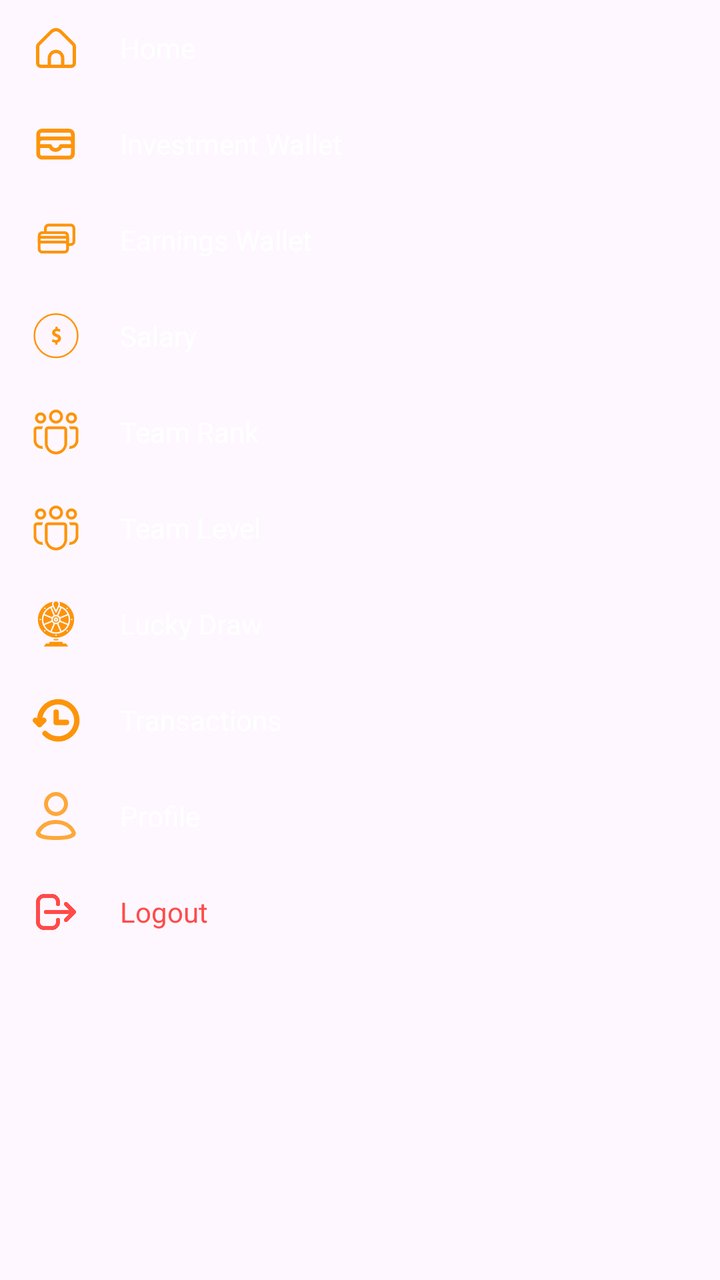
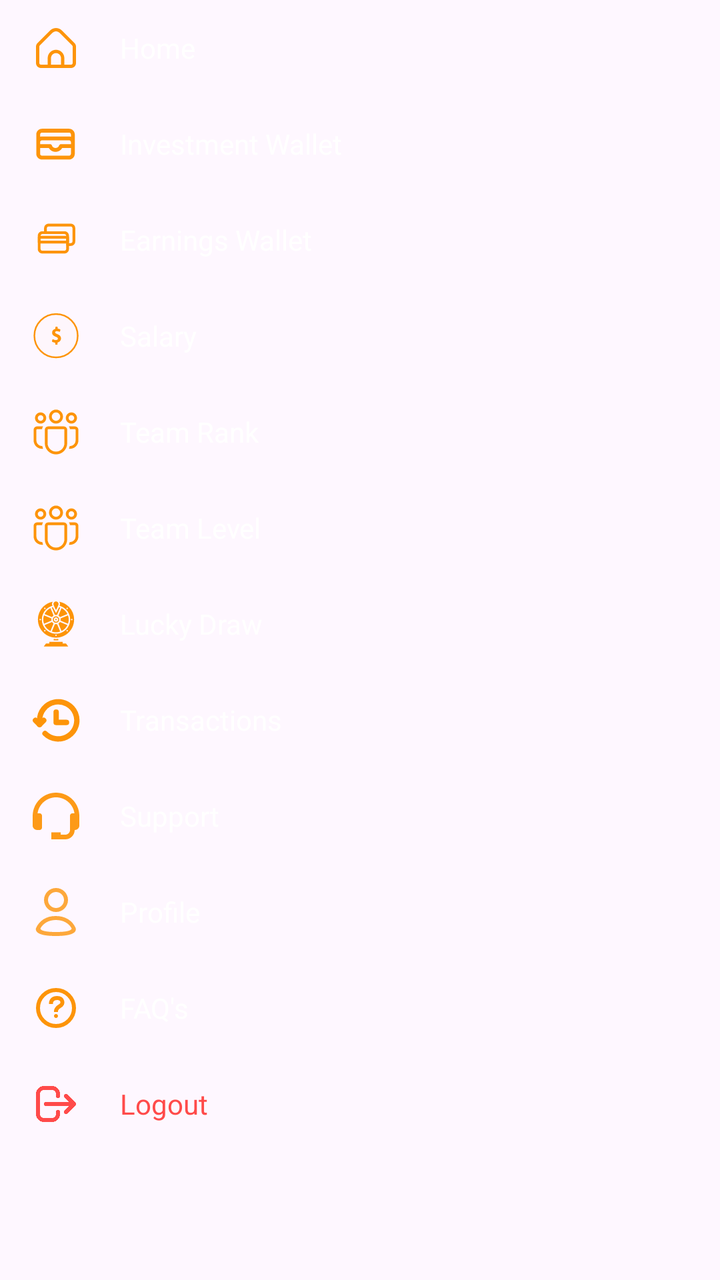

Screens rendered from an Android XML layout before and after an edit, with the pre-edit source and the edit as a unified diff.
<!-- AndroidManifest.xml: application theme Theme.Bitbloom -->
<!-- res/layout/item_drawer_menu.xml -->
<LinearLayout xmlns:android="http://schemas.android.com/apk/res/android"
    xmlns:app="http://schemas.android.com/apk/res-auto"
    android:layout_width="match_parent"
    android:layout_height="wrap_content"

    android:layout_marginTop="30dp"
    android:background="@android:color/transparent"
    android:orientation="vertical">

    
    <LinearLayout
        android:id="@+id/menuHome"
        android:layout_width="match_parent"
        android:layout_height="wrap_content"
        android:background="?attr/selectableItemBackground"
        android:clickable="true"
        android:focusable="true"
        android:gravity="center_vertical"
        android:orientation="horizontal"
        android:paddingHorizontal="16dp"
        android:paddingVertical="12dp">

        <ImageView
            android:layout_width="24dp"
            android:layout_height="24dp"
            android:padding="2dp"
            android:src="@drawable/ic_home" />

        <TextView
            android:layout_width="wrap_content"
            android:layout_height="wrap_content"
            android:layout_marginStart="20dp"
            android:text="@string/item_drawer_menu_home"
            android:textColor="@color/white"
            android:textSize="14sp" />
    </LinearLayout>





    <LinearLayout
        android:id="@+id/menuInvestmentWallet"
        android:layout_width="match_parent"
        android:layout_height="wrap_content"
        android:background="?attr/selectableItemBackground"
        android:clickable="true"
        android:focusable="true"
        android:gravity="center_vertical"
        android:orientation="horizontal"
        android:paddingHorizontal="16dp"
        android:paddingVertical="12dp">

        <ImageView
            android:layout_width="24dp"
            android:layout_height="24dp"
            android:src="@drawable/ic_wallet"
            app:tint="#FD9409" /> 
        <TextView
            android:layout_width="wrap_content"
            android:layout_height="wrap_content"
            android:layout_marginStart="20dp"
            android:text="@string/item_drawer_menu_investment_wallet"
            android:textColor="@color/white"
            android:textSize="14sp" />
    </LinearLayout>

    <LinearLayout
        android:id="@+id/menuEarningsWallet"
        android:layout_width="match_parent"
        android:layout_height="wrap_content"
        android:background="?attr/selectableItemBackground"
        android:clickable="true"
        android:focusable="true"
        android:gravity="center_vertical"
        android:orientation="horizontal"
        android:paddingHorizontal="16dp"
        android:paddingVertical="12dp">

        <ImageView
            android:layout_width="24dp"
            android:layout_height="24dp"
            android:src="@drawable/ic_withdraw2"
            app:tint="#FD9409" /> 
        <TextView
            android:layout_width="wrap_content"
            android:layout_height="wrap_content"
            android:layout_marginStart="20dp"
            android:text="@string/item_drawer_menu_earnings_wallet"
            android:textColor="@color/white"
            android:textSize="14sp" />
    </LinearLayout>
    
    <LinearLayout
        android:id="@+id/menuSalary"
        android:layout_width="match_parent"
        android:layout_height="wrap_content"
        android:background="?attr/selectableItemBackground"
        android:clickable="true"
        android:focusable="true"
        android:gravity="center_vertical"
        android:orientation="horizontal"
        android:paddingHorizontal="16dp"
        android:paddingVertical="12dp">

        <ImageView
            android:layout_width="24dp"
            android:layout_height="24dp"
            android:src="@drawable/ic_money"
            app:tint="#FD9409" />

        <TextView
            android:layout_width="wrap_content"
            android:layout_height="wrap_content"
            android:layout_marginStart="20dp"
            android:text="@string/fragment_salary_salary"
            android:textColor="@color/white"
            android:textSize="14sp" />
    </LinearLayout>

    <LinearLayout
        android:id="@+id/menuRank"
        android:layout_width="match_parent"
        android:layout_height="wrap_content"
        android:background="?attr/selectableItemBackground"
        android:clickable="true"
        android:focusable="true"
        android:gravity="center_vertical"
        android:orientation="horizontal"
        android:paddingHorizontal="16dp"
        android:paddingVertical="12dp">

        <ImageView
            android:layout_width="24dp"
            android:layout_height="24dp"
            android:src="@drawable/ic_team_hollow"
            app:tint="#FD9409" />

        <TextView
            android:layout_width="wrap_content"
            android:layout_height="wrap_content"
            android:layout_marginStart="20dp"
            android:text="@string/item_drawer_menu_team_rank"
            android:textColor="@color/white"
            android:textSize="14sp" />
    </LinearLayout>

    <LinearLayout
        android:id="@+id/menuTeam"
        android:layout_width="match_parent"
        android:layout_height="wrap_content"
        android:background="?attr/selectableItemBackground"
        android:clickable="true"
        android:focusable="true"
        android:gravity="center_vertical"
        android:orientation="horizontal"
        android:paddingHorizontal="16dp"
        android:paddingVertical="12dp">

        <ImageView
            android:layout_width="24dp"
            android:layout_height="24dp"
            android:src="@drawable/ic_team_hollow"
            app:tint="#FD9409" />

        <TextView
            android:layout_width="wrap_content"
            android:layout_height="wrap_content"
            android:layout_marginStart="20dp"
            android:text="@string/item_drawer_menu_team_level"
            android:textColor="@color/white"
            android:textSize="14sp" />
    </LinearLayout>
    <LinearLayout
        android:id="@+id/menuLuckyDraw"
        android:layout_width="match_parent"
        android:layout_height="wrap_content"
        android:background="?attr/selectableItemBackground"
        android:clickable="true"
        android:focusable="true"
        android:gravity="center_vertical"
        android:orientation="horizontal"
        android:paddingHorizontal="16dp"
        android:paddingVertical="12dp">

        <ImageView
            android:layout_width="24dp"
            android:layout_height="24dp"
            android:src="@drawable/ic_lucky_spin"
            app:tint="#FD9409" />

        <TextView
            android:layout_width="wrap_content"
            android:layout_height="wrap_content"
            android:layout_marginStart="20dp"
            android:text="@string/lucky_draw"
            android:textColor="@color/white"
            android:textSize="14sp" />
    </LinearLayout>
    
    
    
    <LinearLayout
        android:id="@+id/menuTransactions"
        android:layout_width="match_parent"
        android:layout_height="wrap_content"
        android:background="?attr/selectableItemBackground"
        android:clickable="true"
        android:focusable="true"
        android:gravity="center_vertical"
        android:orientation="horizontal"
        android:paddingHorizontal="16dp"
        android:paddingVertical="12dp">

        <ImageView
            android:layout_width="24dp"
            android:layout_height="24dp"
            android:src="@drawable/ic_transactions"
            app:tint="#FD9409" />

        <TextView
            android:layout_width="wrap_content"
            android:layout_height="wrap_content"
            android:layout_marginStart="20dp"
            android:text="@string/fragment_deposit_transactions"
            android:textColor="@color/white"
            android:textSize="14sp" />
    </LinearLayout>
    
    <LinearLayout
        android:id="@+id/menuProfile"
        android:layout_width="match_parent"
        android:layout_height="wrap_content"
        android:background="?attr/selectableItemBackground"
        android:clickable="true"
        android:focusable="true"
        android:gravity="center_vertical"
        android:orientation="horizontal"
        android:paddingHorizontal="16dp"
        android:paddingVertical="12dp">

        <ImageView
            android:layout_width="24dp"
            android:layout_height="24dp"
            android:src="@drawable/ic_profile_drawer"
            app:tint="#FD9409" />

        <TextView
            android:layout_width="wrap_content"
            android:layout_height="wrap_content"
            android:layout_marginStart="20dp"
            android:text="@string/item_drawer_menu_profile"
            android:textColor="@color/white"
            android:textSize="14sp" />
    </LinearLayout>
    
    <LinearLayout
        android:id="@+id/logout"
        android:layout_width="match_parent"
        android:layout_height="wrap_content"
        android:background="?attr/selectableItemBackground"
        android:clickable="true"
        android:focusable="true"
        android:gravity="center_vertical"
        android:orientation="horizontal"
        android:paddingHorizontal="16dp"
        android:paddingVertical="12dp">

        <ImageView
            android:layout_width="24dp"
            android:layout_height="24dp"
            android:src="@drawable/logout2"
            app:tint="@color/red" /> 
        <TextView
            android:layout_width="wrap_content"
            android:layout_height="wrap_content"
            android:layout_marginStart="20dp"
            android:text="@string/item_drawer_menu_logout"
            android:textColor="@color/red"
            android:textSize="14sp" />
    </LinearLayout>

</LinearLayout>
<!-- resources referenced by this layout -->
<resources>
  <color name="red">#FF4B4A</color>
  <color name="white">#FFFFFFFF</color>
  <string name="fragment_deposit_transactions">Transactions</string>
  <string name="fragment_salary_salary">Salary</string>
  <string name="item_drawer_menu_earnings_wallet">Earnings Wallet</string>
  <string name="item_drawer_menu_home">Home</string>
  <string name="item_drawer_menu_investment_wallet">Investment Wallet</string>
  <string name="item_drawer_menu_logout">Logout</string>
  <string name="item_drawer_menu_profile">Profile</string>
  <string name="item_drawer_menu_team_level">Team Level</string>
  <string name="item_drawer_menu_team_rank">Team Rank</string>
  <string name="lucky_draw">Lucky Draw</string>
  <style name="Theme.Bitbloom" parent="Base.Theme.Bitbloom">
          
          <item name="editTextStyle">@style/Widget.MXG.EditText.WhiteCursor</item>
          <item name="android:editTextStyle">@style/Widget.MXG.EditText.WhiteCursor</item>
  
          
          <item name="android:textCursorDrawable">@drawable/cursor_white</item>
      </style>
  <color name="mxg_white_80">#CCFFFFFF</color>
  <style name="Base.Theme.Bitbloom" parent="Theme.Material3.DayNight.NoActionBar">
          <item name="android:statusBarColor">@color/mxg_black</item>
          <item name="colorPrimary">@color/mxg_white</item>
          <item name="android:navigationBarColor">@color/mxg_black</item>
          <item name="android:datePickerDialogTheme">@style/BitbloomDatePickerTheme</item>
      </style>
  <style name="Widget.MXG.EditText.WhiteCursor" parent="Widget.AppCompat.EditText">
          <item name="android:textCursorDrawable">@drawable/cursor_white</item>
      </style>
  <!-- drawable cursor_white (drawable) -->
  <?xml version="1.0" encoding="utf-8"?>
  <shape xmlns:android="http://schemas.android.com/apk/res/android">
      <size android:width="2dp"/>
      <solid android:color="@android:color/white"/>
      <corners android:radius="1dp"/>
  </shape>
  <color name="mxg_black">#000000</color>
  <color name="mxg_white">#FFFFFF</color>
  <color name="status_bar_color">#EE6924</color>
  <color name="light_status_bar_color">#EE6924</color>
  <!-- unchanged entries left out for length: 10 -->
</resources>

<!-- the commit's change to res/layout/item_drawer_menu.xml (unified diff, before → after) -->
@@ -228,6 +228,33 @@
     </LinearLayout>
     
     <LinearLayout
+        android:id="@+id/menuSupport"
+        android:layout_width="match_parent"
+        android:layout_height="wrap_content"
+        android:background="?attr/selectableItemBackground"
+        android:clickable="true"
+        android:focusable="true"
+        android:gravity="center_vertical"
+        android:orientation="horizontal"
+        android:paddingHorizontal="16dp"
+        android:paddingVertical="12dp">
+
+        <ImageView
+            android:layout_width="24dp"
+            android:layout_height="24dp"
+            android:src="@drawable/ic_support"
+            app:tint="#FD9409" />
+
+        <TextView
+            android:layout_width="wrap_content"
+            android:layout_height="wrap_content"
+            android:layout_marginStart="20dp"
+            android:text="@string/support"
+            android:textColor="@color/white"
+            android:textSize="14sp" />
+    </LinearLayout>
+    
+    <LinearLayout
         android:id="@+id/menuProfile"
         android:layout_width="match_parent"
         android:layout_height="wrap_content"
@@ -250,6 +277,32 @@
             android:layout_height="wrap_content"
             android:layout_marginStart="20dp"
             android:text="@string/item_drawer_menu_profile"
+            android:textColor="@color/white"
+            android:textSize="14sp" />
+    </LinearLayout>
+    <LinearLayout
+        android:id="@+id/menuFaqs"
+        android:layout_width="match_parent"
+        android:layout_height="wrap_content"
+        android:background="?attr/selectableItemBackground"
+        android:clickable="true"
+        android:focusable="true"
+        android:gravity="center_vertical"
+        android:orientation="horizontal"
+        android:paddingHorizontal="16dp"
+        android:paddingVertical="12dp">
+
+        <ImageView
+            android:layout_width="24dp"
+            android:layout_height="24dp"
+            android:src="@drawable/ic_faqs"
+            app:tint="#FD9409" />
+
+        <TextView
+            android:layout_width="wrap_content"
+            android:layout_height="wrap_content"
+            android:layout_marginStart="20dp"
+            android:text="FAQ's"
             android:textColor="@color/white"
             android:textSize="14sp" />
     </LinearLayout>
<!-- resource entries referenced after the edit -->
@@ -2,6 +2,37 @@
 <resources>
   <color name="red">#FF4B4A</color>
   <color name="white">#FFFFFFFF</color>
+  <!-- drawable ic_faqs (drawable) -->
+  <vector xmlns:android="http://schemas.android.com/apk/res/android"
+      android:width="800dp"
+      android:height="800dp"
+      android:viewportWidth="24"
+      android:viewportHeight="24">
+    <path
+        android:pathData="M12,17C12.552,17 13,16.552 13,16C13,15.448 12.552,15 12,15C11.448,15 11,15.448 11,16C11,16.552 11.448,17 12,17Z"
+        android:fillColor="#000000"/>
+    <path
+        android:pathData="M12,21C16.971,21 21,16.971 21,12C21,7.029 16.971,3 12,3C7.029,3 3,7.029 3,12C3,16.971 7.029,21 12,21Z"
+        android:strokeLineJoin="round"
+        android:strokeWidth="2"
+        android:fillColor="#00000000"
+        android:strokeColor="#000000"/>
+    <path
+        android:pathData="M12,14C12,13.833 12,13.667 12,13.5C12,13.5 12,12 14,11C16,10 15.5,7 12.5,7C9.5,7 9.5,9.5 9.5,9.5V10"
+        android:strokeWidth="2"
+        android:fillColor="#00000000"
+        android:strokeColor="#000000"/>
+  </vector>
+  <!-- drawable ic_support (drawable) -->
+  <vector xmlns:android="http://schemas.android.com/apk/res/android"
+      android:width="24dp"
+      android:height="24dp"
+      android:viewportWidth="24"
+      android:viewportHeight="24">
+      <path
+          android:fillColor="#F16EA8F8"
+          android:pathData="M12,0.333C5.567,0.333 0.333,5.567 0.333,12V16.833C0.333,18.028 1.38,19 2.667,19H3.833C4.143,19 4.44,18.877 4.658,18.658C4.877,18.44 5,18.143 5,17.833V11.833C5,11.524 4.877,11.227 4.658,11.008C4.44,10.79 4.143,10.667 3.833,10.667H2.774C3.423,6.152 7.308,2.667 12,2.667C16.692,2.667 20.577,6.152 21.226,10.667H20.167C19.857,10.667 19.56,10.79 19.342,11.008C19.123,11.227 19,11.524 19,11.833V19C19,20.287 17.954,21.333 16.667,21.333H14.333V20.167H9.667V23.667H16.667C19.24,23.667 21.333,21.574 21.333,19C22.62,19 23.667,18.028 23.667,16.833V12C23.667,5.567 18.433,0.333 12,0.333Z" />
+  </vector>
   <string name="fragment_deposit_transactions">Transactions</string>
   <string name="fragment_salary_salary">Salary</string>
   <string name="item_drawer_menu_earnings_wallet">Earnings Wallet</string>
@@ -12,6 +43,7 @@
   <string name="item_drawer_menu_team_level">Team Level</string>
   <string name="item_drawer_menu_team_rank">Team Rank</string>
   <string name="lucky_draw">Lucky Draw</string>
+  <string name="support">Support</string>
   <style name="Theme.Bitbloom" parent="Base.Theme.Bitbloom">
           
           <item name="editTextStyle">@style/Widget.MXG.EditText.WhiteCursor</item>
